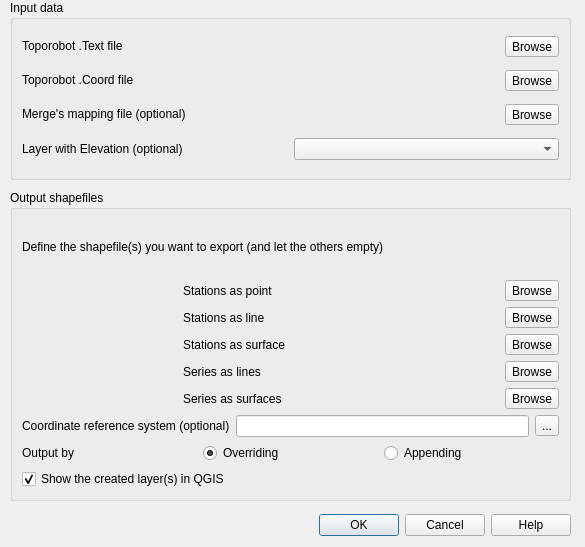
Old version of the form toporobotimporter.ui in the repository florianhof/ToporobotImporter.
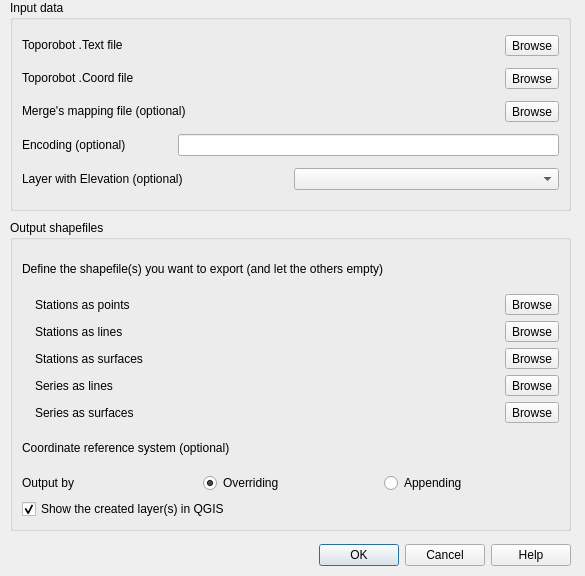
New version of the form. Icons and pictures are not drawn. Custom widgets are drawn as their Qt base class.

The edit to the form file:
```diff
--- a/toporobotimporter.ui
+++ b/toporobotimporter.ui
@@ -7,9 +7,15 @@
     <x>0</x>
     <y>0</y>
     <width>585</width>
-    <height>547</height>
+    <height>576</height>
    </rect>
   </property>
+  <property name="sizePolicy">
+   <sizepolicy hsizetype="Expanding" vsizetype="Expanding">
+    <horstretch>0</horstretch>
+    <verstretch>0</verstretch>
+   </sizepolicy>
+  </property>
   <property name="windowTitle">
    <string>ToporobotImporter</string>
   </property>
@@ -17,7 +23,7 @@
    <property name="geometry">
     <rect>
      <x>10</x>
-     <y>510</y>
+     <y>540</y>
      <width>561</width>
      <height>31</height>
     </rect>
@@ -35,15 +41,21 @@
      <x>10</x>
      <y>0</y>
      <width>561</width>
-     <height>180</height>
+     <height>211</height>
     </rect>
    </property>
+   <property name="sizePolicy">
+    <sizepolicy hsizetype="Expanding" vsizetype="Preferred">
+     <horstretch>0</horstretch>
+     <verstretch>0</verstretch>
+    </sizepolicy>
+   </property>
    <property name="title">
     <string>Input data</string>
    </property>
    <layout class="QVBoxLayout" name="verticalLayout">
     <item>
-     <layout class="QHBoxLayout" name="horizontalLayout">
+     <layout class="QHBoxLayout" name="horizontalLayoutText">
       <item>
        <widget class="QLabel" name="label">
         <property name="sizePolicy">
@@ -64,7 +76,14 @@
        </widget>
       </item>
       <item>
-       <widget class="QgsFileWidget" name="leToporobotText"/>
+       <widget class="QgsFileWidget" name="leToporobotText" native="true">
+        <property name="sizePolicy">
+         <sizepolicy hsizetype="Expanding" vsizetype="Preferred">
+          <horstretch>0</horstretch>
+          <verstretch>0</verstretch>
+         </sizepolicy>
+        </property>
+       </widget>
       </item>
       <item>
        <widget class="QToolButton" name="bBrowseToporobotText">
@@ -76,7 +95,7 @@
      </layout>
     </item>
     <item>
-     <layout class="QHBoxLayout" name="horizontalLayout_2">
+     <layout class="QHBoxLayout" name="horizontalLayoutCoord">
       <item>
        <widget class="QLabel" name="label_2">
         <property name="sizePolicy">
@@ -97,7 +116,14 @@
        </widget>
       </item>
       <item>
-       <widget class="QgsFileWidget" name="leToporobotCoord"/>
+       <widget class="QgsFileWidget" name="leToporobotCoord" native="true">
+        <property name="sizePolicy">
+         <sizepolicy hsizetype="Expanding" vsizetype="Preferred">
+          <horstretch>0</horstretch>
+          <verstretch>0</verstretch>
+         </sizepolicy>
+        </property>
+       </widget>
       </item>
       <item>
        <widget class="QToolButton" name="bBrowseToporobotCoord">
@@ -109,7 +135,7 @@
      </layout>
     </item>
     <item>
-     <layout class="QHBoxLayout" name="horizontalLayout_3">
+     <layout class="QHBoxLayout" name="horizontalLayoutMerge">
       <item>
        <widget class="QLabel" name="label_4">
         <property name="sizePolicy">
@@ -130,7 +156,7 @@
        </widget>
       </item>
       <item>
-       <widget class="QgsFileWidget" name="leMergeMapping"/>
+       <widget class="QgsFileWidget" name="leMergeMapping" native="true"/>
       </item>
       <item>
        <widget class="QToolButton" name="bBrowseMergeMapping">
@@ -142,7 +168,39 @@
      </layout>
     </item>
     <item>
-     <layout class="QHBoxLayout" name="horizontalLayout_5">
+     <layout class="QHBoxLayout" name="horizontalLayoutEncoding">
+      <item>
+       <widget class="QLabel" name="label_7">
+        <property name="sizePolicy">
+         <sizepolicy hsizetype="Preferred" vsizetype="Preferred">
+          <horstretch>0</horstretch>
+          <verstretch>0</verstretch>
+         </sizepolicy>
+        </property>
+        <property name="minimumSize">
+         <size>
+          <width>150</width>
+          <height>0</height>
+         </size>
+        </property>
+        <property name="baseSize">
+         <size>
+          <width>150</width>
+          <height>0</height>
+         </size>
+        </property>
+        <property name="text">
+         <string>Encoding (optional)</string>
+        </property>
+       </widget>
+      </item>
+      <item>
+       <widget class="QLineEdit" name="leEncoding"/>
+      </item>
+     </layout>
+    </item>
+    <item>
+     <layout class="QHBoxLayout" name="horizontalLayoutDem">
       <item>
        <widget class="QLabel" name="label_5">
         <property name="sizePolicy">
@@ -179,13 +237,13 @@
    <property name="geometry">
     <rect>
      <x>10</x>
-     <y>190</y>
+     <y>220</y>
      <width>561</width>
      <height>311</height>
     </rect>
    </property>
    <property name="sizePolicy">
-    <sizepolicy hsizetype="Preferred" vsizetype="Fixed">
+    <sizepolicy hsizetype="Expanding" vsizetype="MinimumExpanding">
      <horstretch>0</horstretch>
      <verstretch>0</verstretch>
     </sizepolicy>
@@ -195,21 +253,21 @@
    </property>
    <layout class="QVBoxLayout" name="verticalLayout_2">
     <item>
-     <widget class="QLabel" name="label_9">
+     <widget class="QLabel" name="labelOutputHint">
       <property name="text">
        <string>Define the shapefile(s) you want to export (and let the others empty)</string>
       </property>
      </widget>
     </item>
     <item>
-     <layout class="QHBoxLayout" name="_2">
+     <layout class="QHBoxLayout" name="horizontalLayoutPoints">
       <item>
        <widget class="QLabel" name="label_16">
         <property name="text">
          <string/>
         </property>
         <property name="pixmap">
-         <pixmap>:/plugins/toporobotimporter/images/schema_points.png</pixmap>
+         <pixmap resource="resources.qrc">:/plugins/toporobotimporter/images/schema_points.png</pixmap>
         </property>
        </widget>
       </item>
@@ -228,12 +286,19 @@
          </size>
         </property>
         <property name="text">
-         <string>Stations as point</string>
+         <string>Stations as points</string>
         </property>
        </widget>
       </item>
       <item>
-       <widget class="QgsFileWidget" name="leOutPoints"/>
+       <widget class="QgsFileWidget" name="leOutPoints" native="true">
+        <property name="sizePolicy">
+         <sizepolicy hsizetype="Expanding" vsizetype="Preferred">
+          <horstretch>0</horstretch>
+          <verstretch>0</verstretch>
+         </sizepolicy>
+        </property>
+       </widget>
       </item>
       <item>
        <widget class="QToolButton" name="bBrowseOutPoints">
@@ -245,14 +310,14 @@
      </layout>
     </item>
     <item>
-     <layout class="QHBoxLayout" name="_3">
+     <layout class="QHBoxLayout" name="horizontalLayoutAims">
       <item>
        <widget class="QLabel" name="label_17">
         <property name="text">
          <string/>
         </property>
         <property name="pixmap">
-         <pixmap>:/plugins/toporobotimporter/images/schema_lines.png</pixmap>
+         <pixmap resource="resources.qrc">:/plugins/toporobotimporter/images/schema_lines.png</pixmap>
         </property>
        </widget>
       </item>
@@ -271,12 +336,19 @@
          </size>
         </property>
         <property name="text">
-         <string>Stations as line</string>
+         <string>Stations as lines</string>
         </property>
        </widget>
       </item>
       <item>
-       <widget class="QgsFileWidget" name="leOutAims"/>
+       <widget class="QgsFileWidget" name="leOutAims" native="true">
+        <property name="sizePolicy">
+         <sizepolicy hsizetype="Expanding" vsizetype="Preferred">
+          <horstretch>0</horstretch>
+          <verstretch>0</verstretch>
+         </sizepolicy>
+        </property>
+       </widget>
       </item>
       <item>
        <widget class="QToolButton" name="bBrowseOutAims">
@@ -288,14 +360,14 @@
      </layout>
     </item>
     <item>
-     <layout class="QHBoxLayout" name="_4">
+     <layout class="QHBoxLayout" name="horizontalLayoutAimsSurface">
       <item>
        <widget class="QLabel" name="label_15">
         <property name="text">
          <string/>
         </property>
         <property name="pixmap">
-         <pixmap>:/plugins/toporobotimporter/images/schema_polygons.png</pixmap>
+         <pixmap resource="resources.qrc">:/plugins/toporobotimporter/images/schema_polygons.png</pixmap>
         </property>
        </widget>
       </item>
@@ -314,12 +386,19 @@
          </size>
         </property>
         <property name="text">
-         <string>Stations as surface</string>
+         <string>Stations as surfaces</string>
         </property>
        </widget>
       </item>
       <item>
-       <widget class="QgsFileWidget" name="leOutAimsSurface"/>
+       <widget class="QgsFileWidget" name="leOutAimsSurface" native="true">
+        <property name="sizePolicy">
+         <sizepolicy hsizetype="Expanding" vsizetype="Preferred">
+          <horstretch>0</horstretch>
+          <verstretch>0</verstretch>
+         </sizepolicy>
+        </property>
+       </widget>
       </item>
       <item>
        <widget class="QToolButton" name="bBrowseOutAimsSurface">
@@ -331,14 +410,14 @@
      </layout>
     </item>
     <item>
-     <layout class="QHBoxLayout" name="_5">
+     <layout class="QHBoxLayout" name="horizontalLayoutSeries">
       <item>
        <widget class="QLabel" name="label_13">
         <property name="text">
          <string/>
         </property>
         <property name="pixmap">
-         <pixmap>:/plugins/toporobotimporter/images/schema_line.png</pixmap>
+         <pixmap resource="resources.qrc">:/plugins/toporobotimporter/images/schema_line.png</pixmap>
         </property>
        </widget>
       </item>
@@ -362,9 +441,12 @@
        </widget>
       </item>
       <item>
-       <widget class="QgsFileWidget" name="leOutSeries">
-        <property name="enabled">
-         <bool>true</bool>
+       <widget class="QgsFileWidget" name="leOutSeries" native="true">
+        <property name="sizePolicy">
+         <sizepolicy hsizetype="Expanding" vsizetype="Preferred">
+          <horstretch>0</horstretch>
+          <verstretch>0</verstretch>
+         </sizepolicy>
         </property>
        </widget>
       </item>
@@ -378,14 +460,14 @@
      </layout>
     </item>
     <item>
-     <layout class="QHBoxLayout" name="_6">
+     <layout class="QHBoxLayout" name="horizontalLayoutSeriesBorder">
       <item>
        <widget class="QLabel" name="label_14">
         <property name="text">
          <string/>
         </property>
         <property name="pixmap">
-         <pixmap>:/plugins/toporobotimporter/images/schema_polygon.png</pixmap>
+         <pixmap resource="resources.qrc">:/plugins/toporobotimporter/images/schema_polygon.png</pixmap>
         </property>
        </widget>
       </item>
@@ -409,9 +491,12 @@
        </widget>
       </item>
       <item>
-       <widget class="QgsFileWidget" name="leOutSeriesBorder">
-        <property name="enabled">
-         <bool>true</bool>
+       <widget class="QgsFileWidget" name="leOutSeriesBorder" native="true">
+        <property name="sizePolicy">
+         <sizepolicy hsizetype="Expanding" vsizetype="Fixed">
+          <horstretch>0</horstretch>
+          <verstretch>0</verstretch>
+         </sizepolicy>
         </property>
        </widget>
       </item>
@@ -434,12 +519,18 @@
        </widget>
       </item>
       <item>
-       <widget class="QLineEdit" name="leSRS"/>
-      </item>
-      <item>
-       <widget class="QToolButton" name="bSRS">
-        <property name="text">
-         <string>...</string>
+       <widget class="QgsProjectionSelectionWidget" name="leSRS" native="true">
+        <property name="sizePolicy">
+         <sizepolicy hsizetype="Expanding" vsizetype="Preferred">
+          <horstretch>0</horstretch>
+          <verstretch>0</verstretch>
+         </sizepolicy>
+        </property>
+        <property name="baseSize">
+         <size>
+          <width>0</width>
+          <height>21</height>
+         </size>
         </property>
        </widget>
       </item>
@@ -498,6 +589,11 @@
    <extends>QWidget</extends>
    <header>qgis/gui.h</header>
   </customwidget>
+  <customwidget>
+   <class>QgsProjectionSelectionWidget</class>
+   <extends>QWidget</extends>
+   <header>qgis/gui.h</header>
+  </customwidget>
  </customwidgets>
  <resources/>
  <connections>
```
Left out of the diff: 4 changed lines with no effect on the pictures.
